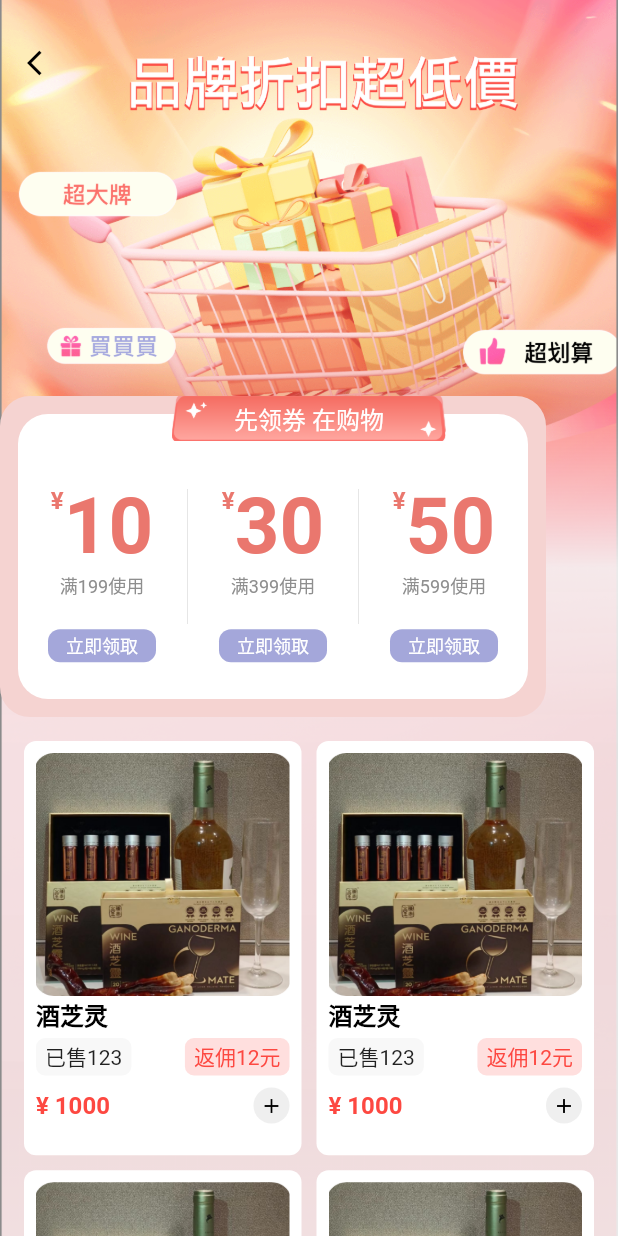
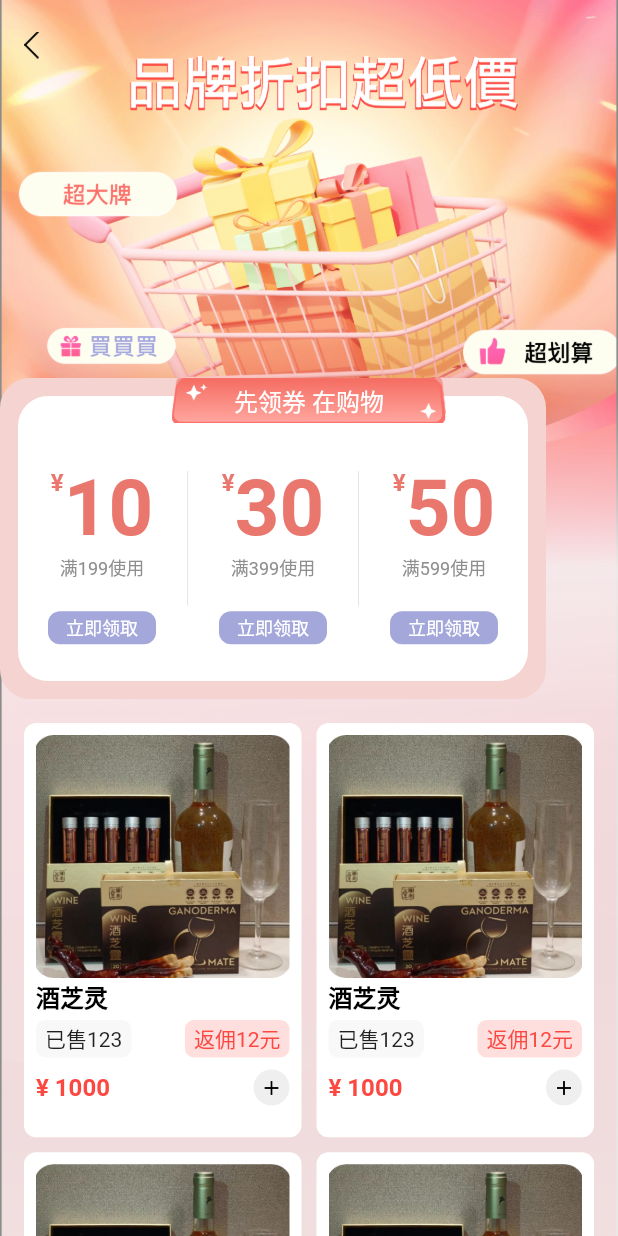
Before and after one commit to kaiddddddd/Epiboly-Mall, a Flutter app: the DiscountPage widget shown alone on an empty page, opened directly, on a phone screen of 412 x 824 dp. Run offline on Flutter 3.47's test engine with Material 2 defaults, Android fonts, the light colour scheme and no system bars; drawn by our look-alikes of oktoast, pull_to_refresh; our stand-ins replace cached_network_image, convert, dio, flutter_screenutil, flutter_smart_dialog, flutter_swiper_null_safety and 4 more; accounts and stored records are empty; network calls fail.

Commit message:
优化 title

```diff
--- a/lib/components/title_bar.dart
+++ b/lib/components/title_bar.dart
@@ -3,60 +3,6 @@ import 'package:flutter/material.dart';
 
 // author：kd
 // describe：
-
-class TitleBar extends StatelessWidget {
-  final title;
-  final themeColor;
-  final bgColor;
-  final padding;
-  final leftMargin;
-
-  TitleBar({required this.title, this.themeColor, this.bgColor, this.padding, this.leftMargin});
-
-  @override
-  Widget build(BuildContext context) {
-    return Container(
-      color: bgColor ?? Colors.transparent,
-      padding: padding ?? EdgeInsets.only(top: MediaQuery.of(context).padding.top),
-      child: Row(
-        children: [
-          Expanded(
-            child: Container(
-              height: 44,
-              alignment: Alignment.center,
-              padding: leftMargin,
-              child: Row(
-                crossAxisAlignment: CrossAxisAlignment.center,
-                children: [
-                  GestureDetector(
-                    onTap: () {
-                      MyNavigator.pop();
-                    },
-                    child: Container(
-                      width: 32,
-                      alignment: Alignment.center,
-                      child: IconButton(
-                        icon: Icon(Icons.arrow_back_ios, color: themeColor ?? Colors.white, size: 20),
-                        onPressed: () {
-                          Navigator.pop(context);
-                        },
-                      ),
-                    ),
-                  ),
-                  Text(title,
-                      style: TextStyle(
-                        color: themeColor ?? Colors.white,
-                        fontSize: 16,
-                      ))
-                ],
-              ),
-            ),
-          )
-        ],
-      ),
-    );
-  }
-}
 
 enum TitleTheme {
   white,
@@ -91,7 +37,7 @@ class MyTitle extends StatelessWidget {
               MyNavigator.pop();
             },
             child: Container(
-              margin: EdgeInsets.only(left: 22),
+              padding: EdgeInsets.only(left: 16),
               child: Image.asset(
                 theme == TitleTheme.white ? 'assets/images/common/back_white.png' : 'assets/images/common/back.png',
                 width: 10,
--- a/lib/pages/activity/baoyou_page.dart
+++ b/lib/pages/activity/baoyou_page.dart
@@ -70,11 +70,7 @@ class _BaoYouPageState extends State<BaoYouPage> {
             child: Column(
               mainAxisAlignment: MainAxisAlignment.spaceBetween,
               children: [
-                TitleBar(
-                  title: "",
-                  themeColor: Colors.black,
-                  padding: EdgeInsets.only(top: MediaQuery.of(context).padding.top + 20),
-                ),
+                MyTitle(bgColor: Colors.transparent),
                 _buildGoodsList(),
               ],
             ),
--- a/lib/pages/activity/discount_page.dart
+++ b/lib/pages/activity/discount_page.dart
@@ -46,12 +46,7 @@ class _DiscountPageState extends State<DiscountPage> {
         child: SingleChildScrollView(
           child: Column(
             children: [
-              TitleBar(
-                title: "",
-                themeColor: Colors.black,
-                padding: EdgeInsets.only(top: MediaQuery.of(context).padding.top + 20),
-                leftMargin: EdgeInsets.only(left: 10),
-              ),
+              MyTitle(bgColor: Colors.transparent),
               SizedBox(height: 200),
               _buildCouponList(),
               Padding(
--- a/lib/pages/activity/hot_page.dart
+++ b/lib/pages/activity/hot_page.dart
@@ -101,10 +101,7 @@ class _HotPageState extends State<HotPage> {
               padding: EdgeInsets.symmetric(horizontal: 16),
               child: Column(
                 children: [
-                  TitleBar(
-                    title: "",
-                    padding: EdgeInsets.only(top: MediaQuery.of(context).padding.top + 20),
-                  ),
+                  MyTitle(bgColor: Colors.transparent),
                   SizedBox(height: 200),
                   _commodityList1(),
                   SizedBox(height: 20),
--- a/lib/pages/test.dart
+++ b/lib/pages/test.dart
@@ -1,8 +1,7 @@
 import 'package:MallApp/base/base_page.dart';
 import 'package:flutter/cupertino.dart';
 import 'package:flutter/material.dart';
-
-import '../components/title_bar.dart';
+import 'package:MallApp/components/title_bar.dart';
 
 class TestPage extends BasePage {
   @override
```
Also changed, not shown: lib/base/base_page.dart (+8 -2 lines), lib/components/my_search.dart (added, +35 -0 lines), lib/pages/activity/Internal_purchase_page.dart (+4 -5 lines), lib/pages/activity/turntable_page.dart (+4 -4 lines), lib/pages/goods/goods_list_page.dart (+10 -31 lines), assets/images/common/back_white.png (added).
